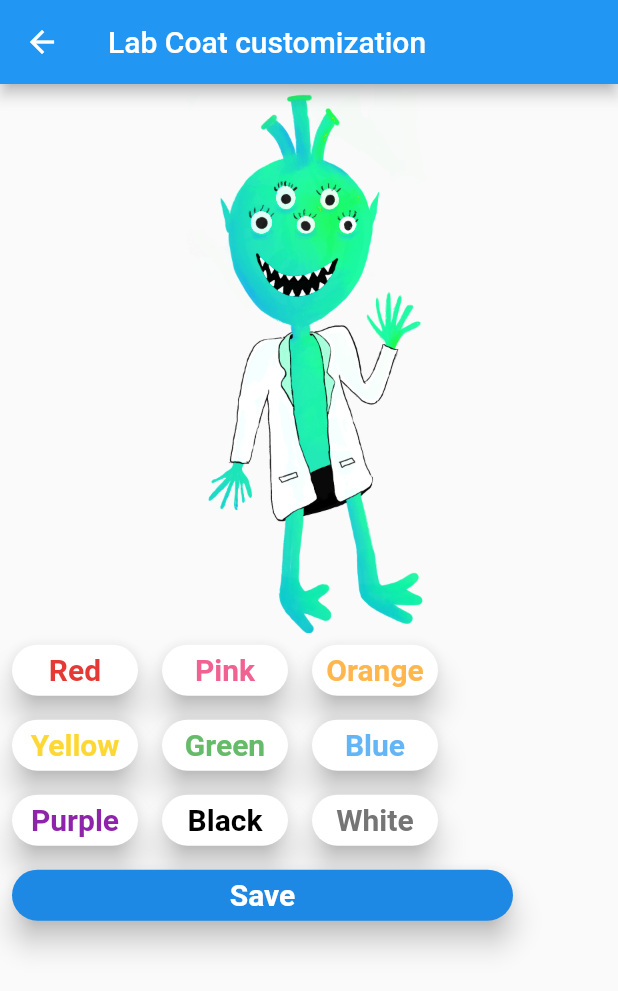
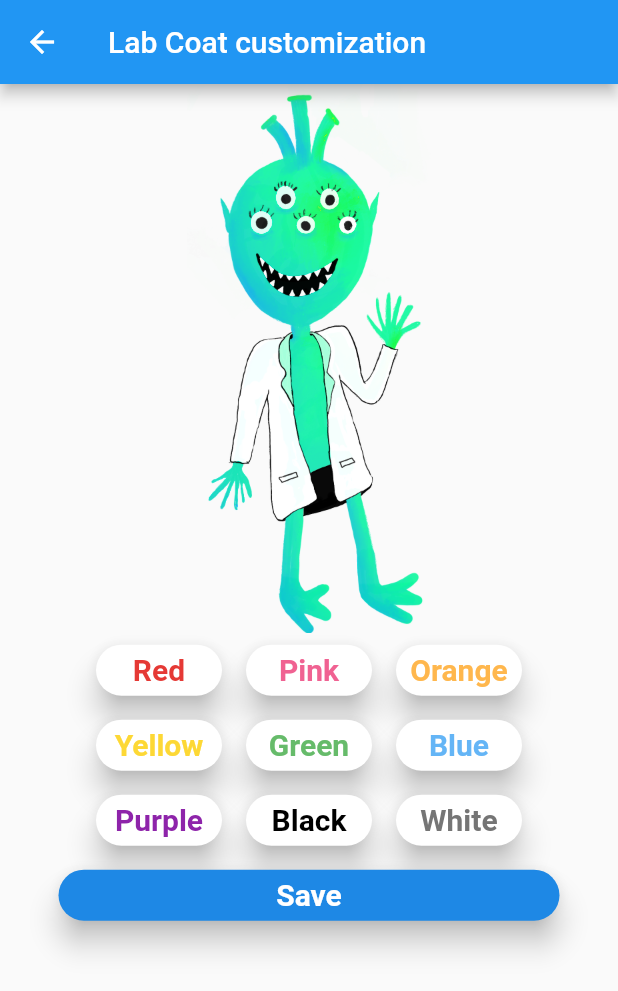
Before and after one commit to hrasheed53/LungDoctor, a Flutter app: the LabCoat screen opened directly, on a phone screen of 412 x 824 dp. Shown: the top 991 px of the screen. Run offline on Flutter 3.47's test engine with Material 2 defaults, Android fonts, the light colour scheme and no system bars; our stand-ins replace firebase_auth, firebase_core, google_sign_in, photo_view, sqflite; missing offline and left inert: condition; accounts and stored records are empty.

Commit message:
Center buttons

```diff
--- a/lib/labCoat.dart
+++ b/lib/labCoat.dart
@@ -29,6 +29,7 @@ class _LabCoatState extends State<LabCoat> {
               scale: 4.5,
             )),
             Row(
+              mainAxisAlignment: MainAxisAlignment.center,
               children: <Widget>[
                 colorButton(
                     context, Colors.red[600], "Red", "alien_labcoat_red.png"),
@@ -38,7 +39,9 @@ class _LabCoatState extends State<LabCoat> {
                     "alien_labcoat_orange.png"),
               ],
             ),
-            Row(children: <Widget>[
+            Row(
+              mainAxisAlignment: MainAxisAlignment.center,
+              children: <Widget>[
               colorButton(context, Colors.yellow[600], "Yellow",
                   "alien_labcoat_yellow.png"),
               colorButton(context, Colors.green[400], "Green",
@@ -46,7 +49,9 @@ class _LabCoatState extends State<LabCoat> {
               colorButton(
                   context, Colors.blue[300], "Blue", "alien_labcoat_blue.png"),
             ]),
-            Row(children: <Widget>[
+            Row(
+              mainAxisAlignment: MainAxisAlignment.center,
+              children: <Widget>[
               colorButton(context, Colors.purple[600], "Purple",
                   "alien_labcoat_purple.png"),
               colorButton(
@@ -54,6 +59,7 @@ class _LabCoatState extends State<LabCoat> {
               colorButton(context, Colors.grey[600], "White", "alien.png"),
             ]),
             Row(
+              mainAxisAlignment: MainAxisAlignment.center,
               children: <Widget>[
                 Container(
                   height: 50,
```
